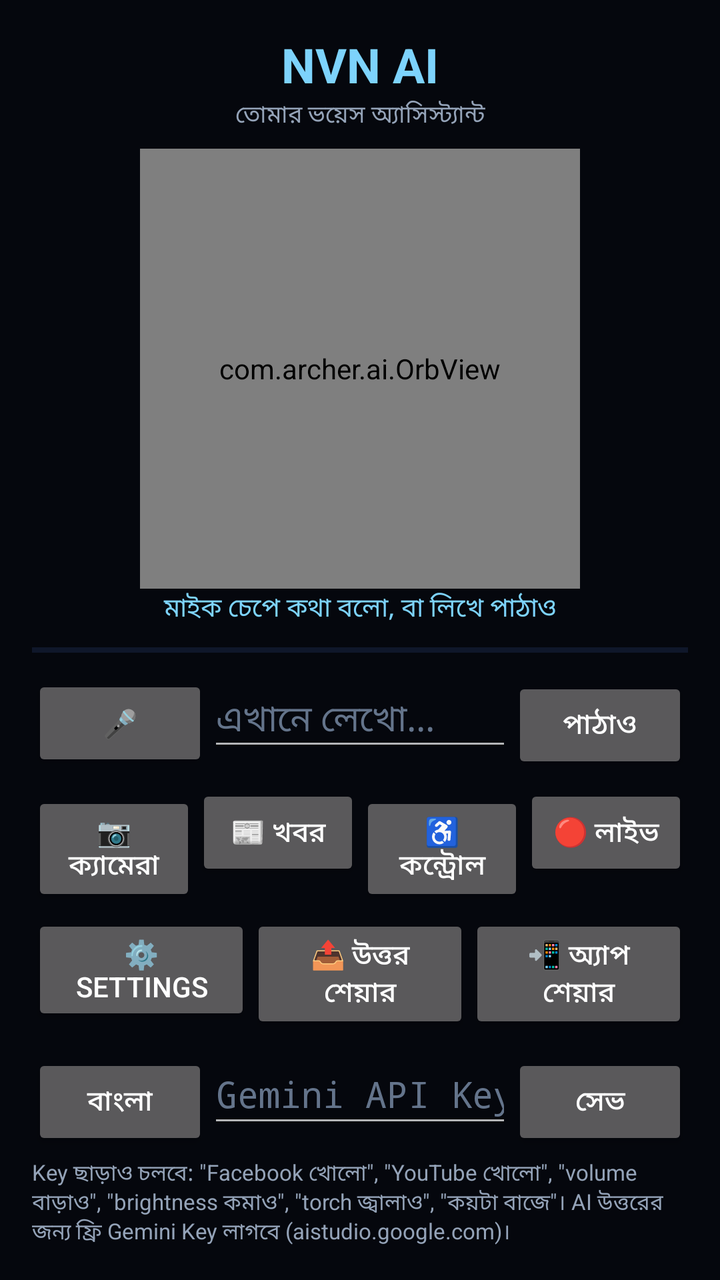
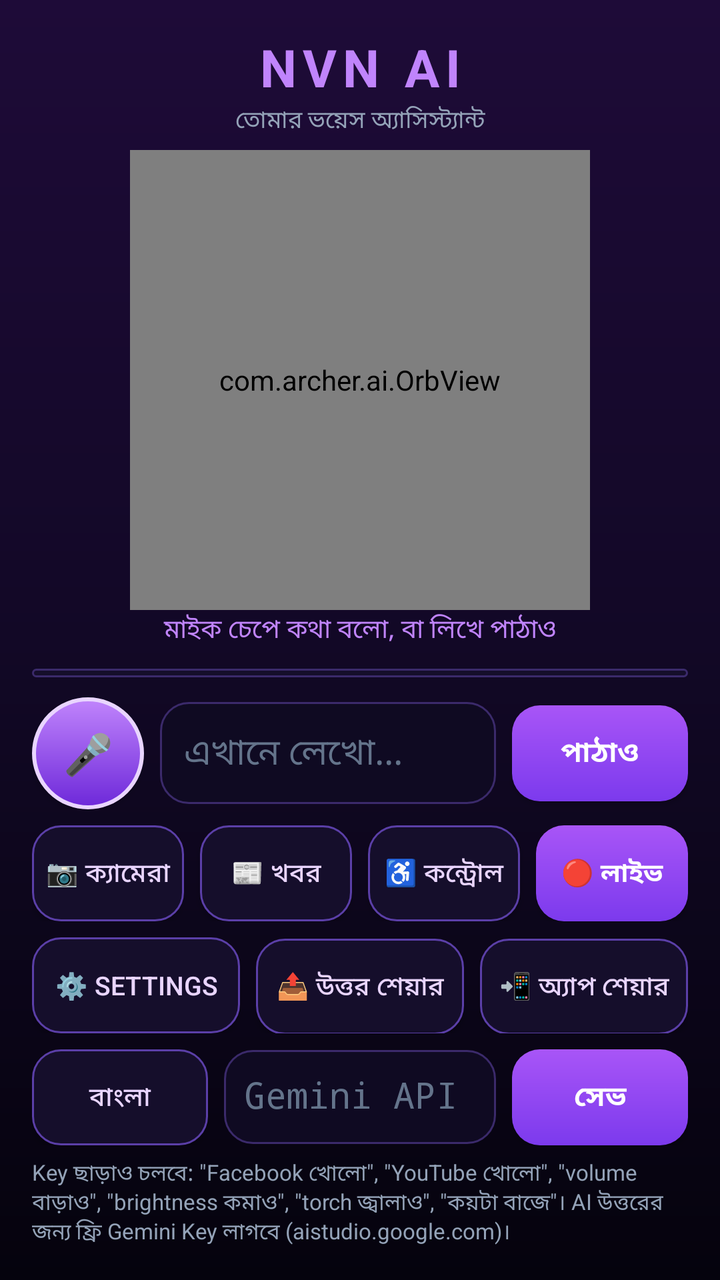

Before-and-after screenshots of an Android layout around one commit, followed by the original layout XML and the change that was made.
<!-- AndroidManifest.xml: application theme AppTheme -->
<!-- res/layout/activity_main.xml -->
<?xml version="1.0" encoding="utf-8"?>
<LinearLayout xmlns:android="http://schemas.android.com/apk/res/android"
    android:layout_width="match_parent"
    android:layout_height="match_parent"
    android:background="#05070D"
    android:orientation="vertical"
    android:padding="16dp">

    <TextView
        android:layout_width="match_parent"
        android:layout_height="wrap_content"
        android:gravity="center"
        android:text="NVN AI"
        android:textColor="#7DD3FC"
        android:textSize="24sp"
        android:textStyle="bold" />

    <TextView
        android:layout_width="match_parent"
        android:layout_height="wrap_content"
        android:gravity="center"
        android:text="তোমার ভয়েস অ্যাসিস্ট্যান্ট"
        android:textColor="#94A3B8"
        android:textSize="12sp" />

    <com.archer.ai.OrbView
        android:id="@+id/orb"
        android:layout_width="220dp"
        android:layout_height="220dp"
        android:layout_gravity="center_horizontal"
        android:layout_marginTop="8dp" />

    <TextView
        android:id="@+id/status"
        android:layout_width="match_parent"
        android:layout_height="wrap_content"
        android:gravity="center"
        android:text="মাইক চেপে কথা বলো, বা লিখে পাঠাও"
        android:textColor="#7DD3FC"
        android:textSize="13sp" />

    <ScrollView
        android:id="@+id/scroll"
        android:layout_width="match_parent"
        android:layout_height="0dp"
        android:layout_marginTop="10dp"
        android:layout_weight="1"
        android:background="#0F172A"
        android:padding="10dp">

        <TextView
            android:id="@+id/chat"
            android:layout_width="match_parent"
            android:layout_height="wrap_content"
            android:textColor="#E2E8F0"
            android:textSize="15sp" />
    </ScrollView>

    <LinearLayout
        android:layout_width="match_parent"
        android:layout_height="wrap_content"
        android:layout_marginTop="10dp"
        android:orientation="horizontal">

        <Button
            android:id="@+id/mic"
            android:layout_width="wrap_content"
            android:layout_height="wrap_content"
            android:text="🎤" />

        <EditText
            android:id="@+id/input"
            android:layout_width="0dp"
            android:layout_height="wrap_content"
            android:layout_weight="1"
            android:hint="এখানে লেখো..."
            android:textColor="#E8F4FF"
            android:textColorHint="#64748B" />

        <Button
            android:id="@+id/send"
            android:layout_width="wrap_content"
            android:layout_height="wrap_content"
            android:text="পাঠাও" />
    </LinearLayout>

    <LinearLayout
        android:layout_width="match_parent"
        android:layout_height="wrap_content"
        android:layout_marginTop="8dp"
        android:orientation="horizontal">

        <Button
            android:id="@+id/camera"
            android:layout_width="0dp"
            android:layout_height="wrap_content"
            android:layout_weight="1"
            android:text="📷 ক্যামেরা" />

        <Button
            android:id="@+id/news"
            android:layout_width="0dp"
            android:layout_height="wrap_content"
            android:layout_weight="1"
            android:text="📰 খবর" />

        <Button
            android:id="@+id/access"
            android:layout_width="0dp"
            android:layout_height="wrap_content"
            android:layout_weight="1"
            android:text="♿ কন্ট্রোল" />

        <Button
            android:id="@+id/live"
            android:layout_width="0dp"
            android:layout_height="wrap_content"
            android:layout_weight="1"
            android:text="🔴 লাইভ" />
    </LinearLayout>

    <LinearLayout
        android:layout_width="match_parent"
        android:layout_height="wrap_content"
        android:layout_marginTop="8dp"
        android:orientation="horizontal">

        <Button
            android:id="@+id/settings"
            android:layout_width="0dp"
            android:layout_height="wrap_content"
            android:layout_weight="1"
            android:text="⚙️ Settings" />

        <Button
            android:id="@+id/share"
            android:layout_width="0dp"
            android:layout_height="wrap_content"
            android:layout_weight="1"
            android:text="📤 উত্তর শেয়ার" />

        <Button
            android:id="@+id/shareApp"
            android:layout_width="0dp"
            android:layout_height="wrap_content"
            android:layout_weight="1"
            android:text="📲 অ্যাপ শেয়ার" />
    </LinearLayout>

    <LinearLayout
        android:layout_width="match_parent"
        android:layout_height="wrap_content"
        android:layout_marginTop="8dp"
        android:orientation="horizontal">

        <Button
            android:id="@+id/lang"
            android:layout_width="wrap_content"
            android:layout_height="wrap_content"
            android:text="বাংলা" />

        <EditText
            android:id="@+id/key"
            android:layout_width="0dp"
            android:layout_height="wrap_content"
            android:layout_weight="1"
            android:hint="Gemini API Key (ফ্রি)"
            android:inputType="textPassword"
            android:textColor="#E8F4FF"
            android:textColorHint="#64748B" />

        <Button
            android:id="@+id/saveKey"
            android:layout_width="wrap_content"
            android:layout_height="wrap_content"
            android:text="সেভ" />
    </LinearLayout>

    <TextView
        android:layout_width="match_parent"
        android:layout_height="wrap_content"
        android:layout_marginTop="6dp"
        android:text="Key ছাড়াও চলবে: &quot;Facebook খোলো&quot;, &quot;YouTube খোলো&quot;, &quot;volume বাড়াও&quot;, &quot;brightness কমাও&quot;, &quot;torch জ্বালাও&quot;, &quot;কয়টা বাজে&quot;। AI উত্তরের জন্য ফ্রি Gemini Key লাগবে (aistudio.google.com)।"
        android:textColor="#94A3B8"
        android:textSize="11sp" />
</LinearLayout>
<!-- resources referenced by this layout -->
<resources>
  <style name="AppTheme" parent="android:Theme.Material.NoActionBar">
          <item name="android:windowBackground">#05030D</item>
          <item name="android:colorAccent">#A855F7</item>
          <item name="android:statusBarColor">#05030D</item>
          <item name="android:navigationBarColor">#05030D</item>
          <item name="android:windowLightStatusBar">false</item>
      </style>
</resources>

<!-- the commit's change to res/layout/activity_main.xml (unified diff, before → after) -->
@@ -2,7 +2,7 @@
 <LinearLayout xmlns:android="http://schemas.android.com/apk/res/android"
     android:layout_width="match_parent"
     android:layout_height="match_parent"
-    android:background="#05070D"
+    android:background="@drawable/bg_main"
     android:orientation="vertical"
     android:padding="16dp">
 
@@ -10,9 +10,10 @@
         android:layout_width="match_parent"
         android:layout_height="wrap_content"
         android:gravity="center"
+        android:letterSpacing="0.12"
         android:text="NVN AI"
-        android:textColor="#7DD3FC"
-        android:textSize="24sp"
+        android:textColor="#C084FC"
+        android:textSize="26sp"
         android:textStyle="bold" />
 
     <TextView
@@ -25,10 +26,10 @@
 
     <com.archer.ai.OrbView
         android:id="@+id/orb"
-        android:layout_width="220dp"
-        android:layout_height="220dp"
+        android:layout_width="230dp"
+        android:layout_height="230dp"
         android:layout_gravity="center_horizontal"
-        android:layout_marginTop="8dp" />
+        android:layout_marginTop="6dp" />
 
     <TextView
         android:id="@+id/status"
@@ -36,7 +37,7 @@
         android:layout_height="wrap_content"
         android:gravity="center"
         android:text="মাইক চেপে কথা বলো, বা লিখে পাঠাও"
-        android:textColor="#7DD3FC"
+        android:textColor="#C084FC"
         android:textSize="13sp" />
 
     <ScrollView
@@ -45,13 +46,14 @@
         android:layout_height="0dp"
         android:layout_marginTop="10dp"
         android:layout_weight="1"
-        android:background="#0F172A"
-        android:padding="10dp">
+        android:background="@drawable/bg_card"
+        android:padding="12dp">
 
         <TextView
             android:id="@+id/chat"
             android:layout_width="match_parent"
             android:layout_height="wrap_content"
+            android:lineSpacingMultiplier="1.15"
             android:textColor="#E2E8F0"
             android:textSize="15sp" />
     </ScrollView>
@@ -60,20 +62,27 @@
         android:layout_width="match_parent"
         android:layout_height="wrap_content"
         android:layout_marginTop="10dp"
+        android:gravity="center_vertical"
         android:orientation="horizontal">
 
         <Button
             android:id="@+id/mic"
-            android:layout_width="wrap_content"
-            android:layout_height="wrap_content"
-            android:text="🎤" />
+            android:layout_width="56dp"
+            android:layout_height="56dp"
+            android:background="@drawable/btn_mic"
+            android:text="🎤"
+            android:textColor="#FFFFFF"
+            android:textSize="20sp" />
 
         <EditText
             android:id="@+id/input"
             android:layout_width="0dp"
             android:layout_height="wrap_content"
-            android:layout_weight="1"
+            android:layout_marginStart="8dp"
+            android:layout_weight="1"
+            android:background="@drawable/bg_input"
             android:hint="এখানে লেখো..."
+            android:padding="12dp"
             android:textColor="#E8F4FF"
             android:textColorHint="#64748B" />
 
@@ -81,7 +90,13 @@
             android:id="@+id/send"
             android:layout_width="wrap_content"
             android:layout_height="wrap_content"
-            android:text="পাঠাও" />
+            android:layout_marginStart="8dp"
+            android:background="@drawable/btn_primary"
+            android:paddingStart="16dp"
+            android:paddingEnd="16dp"
+            android:text="পাঠাও"
+            android:textColor="#FFFFFF"
+            android:textStyle="bold" />
     </LinearLayout>
 
     <LinearLayout
@@ -94,29 +109,48 @@
             android:id="@+id/camera"
             android:layout_width="0dp"
             android:layout_height="wrap_content"
-            android:layout_weight="1"
-            android:text="📷 ক্যামেরা" />
+            android:layout_marginEnd="4dp"
+            android:layout_weight="1"
+            android:background="@drawable/btn_secondary"
+            android:text="📷 ক্যামেরা"
+            android:textColor="#E9D5FF"
+            android:textSize="13sp" />
 
         <Button
             android:id="@+id/news"
             android:layout_width="0dp"
             android:layout_height="wrap_content"
-            android:layout_weight="1"
-            android:text="📰 খবর" />
+            android:layout_marginStart="4dp"
+            android:layout_marginEnd="4dp"
+            android:layout_weight="1"
+            android:background="@drawable/btn_secondary"
+            android:text="📰 খবর"
+            android:textColor="#E9D5FF"
+            android:textSize="13sp" />
 
         <Button
             android:id="@+id/access"
             android:layout_width="0dp"
             android:layout_height="wrap_content"
-            android:layout_weight="1"
-            android:text="♿ কন্ট্রোল" />
+            android:layout_marginStart="4dp"
+            android:layout_marginEnd="4dp"
+            android:layout_weight="1"
+            android:background="@drawable/btn_secondary"
+            android:text="♿ কন্ট্রোল"
+            android:textColor="#E9D5FF"
+            android:textSize="13sp" />
 
         <Button
             android:id="@+id/live"
             android:layout_width="0dp"
             android:layout_height="wrap_content"
-            android:layout_weight="1"
-            android:text="🔴 লাইভ" />
+            android:layout_marginStart="4dp"
+            android:layout_weight="1"
+            android:background="@drawable/btn_primary"
+            android:text="🔴 লাইভ"
+            android:textColor="#FFFFFF"
+            android:textSize="13sp"
+            android:textStyle="bold" />
     </LinearLayout>
 
     <LinearLayout
@@ -129,43 +163,63 @@
             android:id="@+id/settings"
             android:layout_width="0dp"
             android:layout_height="wrap_content"
-            android:layout_weight="1"
-            android:text="⚙️ Settings" />
+            android:layout_marginEnd="4dp"
+            android:layout_weight="1"
+            android:background="@drawable/btn_secondary"
+            android:text="⚙️ Settings"
+            android:textColor="#E9D5FF"
+            android:textSize="13sp" />
 
         <Button
             android:id="@+id/share"
             android:layout_width="0dp"
             android:layout_height="wrap_content"
-            android:layout_weight="1"
-            android:text="📤 উত্তর শেয়ার" />
+            android:layout_marginStart="4dp"
+            android:layout_marginEnd="4dp"
+            android:layout_weight="1"
+            android:background="@drawable/btn_secondary"
+            android:text="📤 উত্তর শেয়ার"
+            android:textColor="#E9D5FF"
+            android:textSize="13sp" />
 
         <Button
             android:id="@+id/shareApp"
             android:layout_width="0dp"
             android:layout_height="wrap_content"
-            android:layout_weight="1"
-            android:text="📲 অ্যাপ শেয়ার" />
+            android:layout_marginStart="4dp"
+            android:layout_weight="1"
+            android:background="@drawable/btn_secondary"
+            android:text="📲 অ্যাপ শেয়ার"
+            android:textColor="#E9D5FF"
+            android:textSize="13sp" />
     </LinearLayout>
 
     <LinearLayout
         android:layout_width="match_parent"
         android:layout_height="wrap_content"
         android:layout_marginTop="8dp"
+        android:gravity="center_vertical"
         android:orientation="horizontal">
 
         <Button
             android:id="@+id/lang"
             android:layout_width="wrap_content"
             android:layout_height="wrap_content"
-            android:text="বাংলা" />
+            android:background="@drawable/btn_secondary"
+            android:text="বাংলা"
+            android:textColor="#E9D5FF"
+            android:textSize="13sp" />
 
         <EditText
             android:id="@+id/key"
             android:layout_width="0dp"
             android:layout_height="wrap_content"
-            android:layout_weight="1"
+            android:layout_marginStart="8dp"
+            android:layout_weight="1"
+            android:background="@drawable/bg_input"
             android:hint="Gemini API Key (ফ্রি)"
             android:inputType="textPassword"
+            android:padding="10dp"
             android:textColor="#E8F4FF"
             android:textColorHint="#64748B" />
 
@@ -173,7 +227,11 @@
             android:id="@+id/saveKey"
             android:layout_width="wrap_content"
             android:layout_height="wrap_content"
-            android:text="সেভ" />
+            android:layout_marginStart="8dp"
+            android:background="@drawable/btn_primary"
+            android:text="সেভ"
+            android:textColor="#FFFFFF"
+            android:textStyle="bold" />
     </LinearLayout>
 
     <TextView
<!-- resource entries referenced after the edit -->
@@ -1,5 +1,53 @@
 <!-- resources referenced by this layout -->
 <resources>
+  <!-- drawable bg_card (drawable) -->
+  <?xml version="1.0" encoding="utf-8"?>
+  <shape xmlns:android="http://schemas.android.com/apk/res/android" android:shape="rectangle">
+      <corners android:radius="16dp" />
+      <solid android:color="#150E2B" />
+      <stroke android:width="1dp" android:color="#3B2A6B" />
+  </shape>
+  <!-- drawable bg_input (drawable) -->
+  <?xml version="1.0" encoding="utf-8"?>
+  <shape xmlns:android="http://schemas.android.com/apk/res/android" android:shape="rectangle">
+      <corners android:radius="14dp" />
+      <solid android:color="#0F0A22" />
+      <stroke android:width="1dp" android:color="#3B2A6B" />
+  </shape>
+  <!-- drawable bg_main (drawable) -->
+  <?xml version="1.0" encoding="utf-8"?>
+  <shape xmlns:android="http://schemas.android.com/apk/res/android" android:shape="rectangle">
+      <gradient
+          android:angle="270"
+          android:startColor="#1E0B38"
+          android:centerColor="#120826"
+          android:endColor="#05030D" />
+  </shape>
+  <!-- drawable btn_mic (drawable) -->
+  <?xml version="1.0" encoding="utf-8"?>
+  <shape xmlns:android="http://schemas.android.com/apk/res/android" android:shape="oval">
+      <gradient
+          android:angle="270"
+          android:startColor="#C084FC"
+          android:endColor="#6D28D9" />
+      <stroke android:width="2dp" android:color="#E9D5FF" />
+  </shape>
+  <!-- drawable btn_primary (drawable) -->
+  <?xml version="1.0" encoding="utf-8"?>
+  <shape xmlns:android="http://schemas.android.com/apk/res/android" android:shape="rectangle">
+      <corners android:radius="14dp" />
+      <gradient
+          android:angle="270"
+          android:startColor="#A855F7"
+          android:endColor="#7C3AED" />
+  </shape>
+  <!-- drawable btn_secondary (drawable) -->
+  <?xml version="1.0" encoding="utf-8"?>
+  <shape xmlns:android="http://schemas.android.com/apk/res/android" android:shape="rectangle">
+      <corners android:radius="14dp" />
+      <solid android:color="#150E2B" />
+      <stroke android:width="1dp" android:color="#5B3FA8" />
+  </shape>
   <style name="AppTheme" parent="android:Theme.Material.NoActionBar">
           <item name="android:windowBackground">#05030D</item>
           <item name="android:colorAccent">#A855F7</item>
